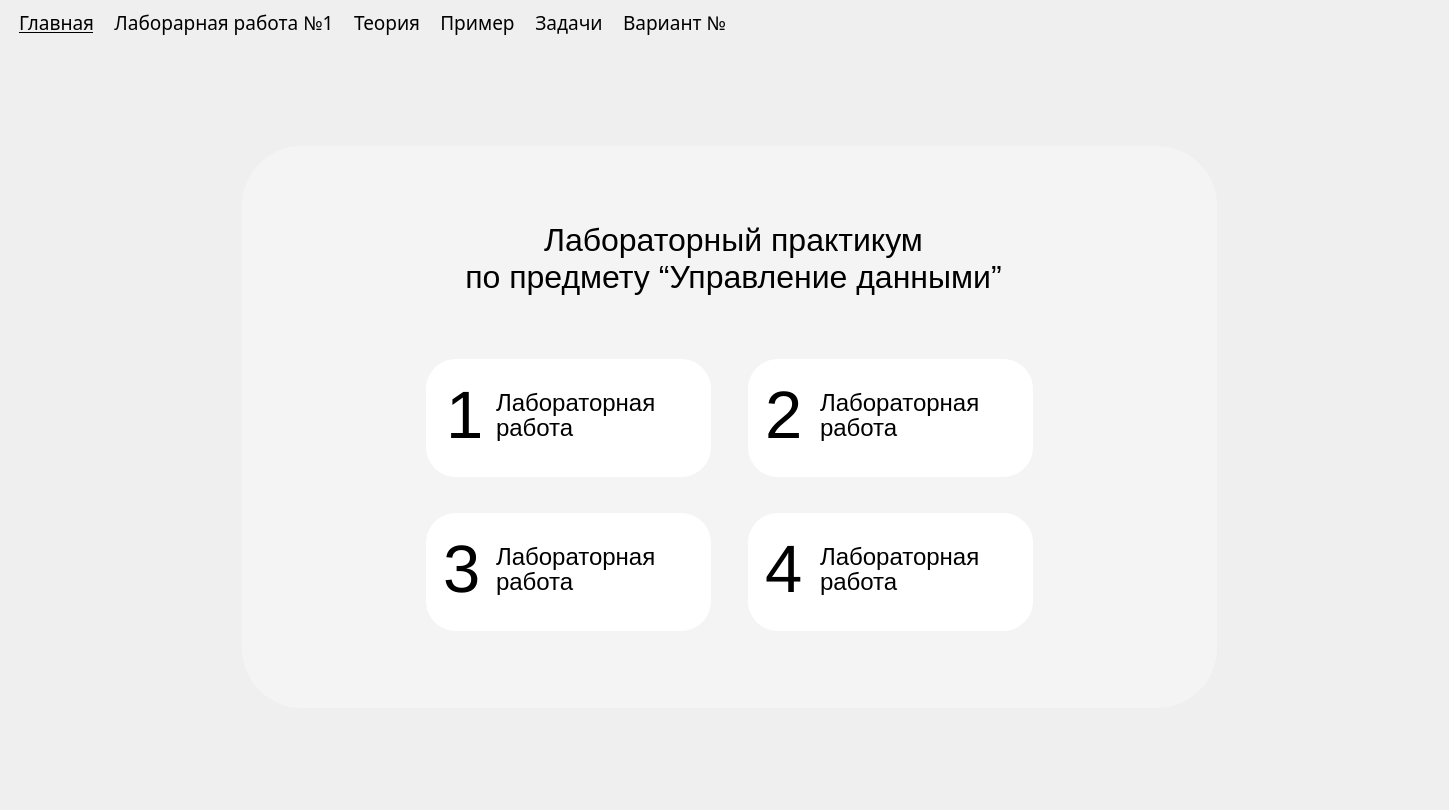
First picture: the form in interface.ui, repository aleksgov/py_labs, before the edit.
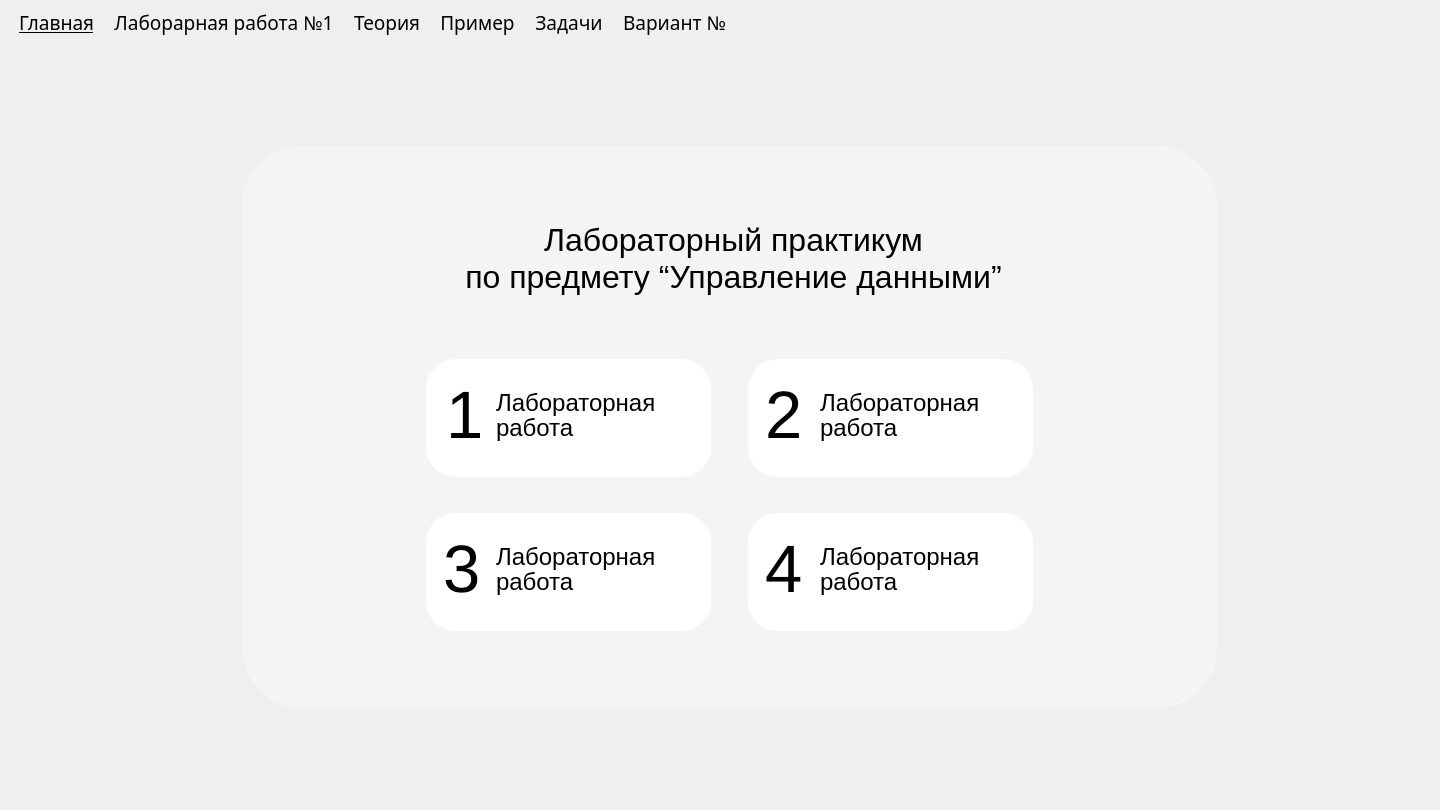
Second picture: the form after the edit.

Commit message: size correct for windows and others tab

The edit to the form file:
```diff
--- a/interface.ui
+++ b/interface.ui
@@ -6,10 +6,16 @@
    <rect>
     <x>0</x>
     <y>0</y>
-    <width>1449</width>
+    <width>1440</width>
     <height>810</height>
    </rect>
   </property>
+  <property name="maximumSize">
+   <size>
+    <width>1440</width>
+    <height>810</height>
+   </size>
+  </property>
   <property name="windowTitle">
    <string>MainWindow</string>
   </property>
@@ -17,12 +23,30 @@
    <string notr="true"/>
   </property>
   <widget class="QWidget" name="centralwidget">
+   <property name="maximumSize">
+    <size>
+     <width>1440</width>
+     <height>810</height>
+    </size>
+   </property>
    <layout class="QGridLayout" name="gridLayout">
     <item row="0" column="0">
      <widget class="QTabWidget" name="tabWidget">
       <property name="enabled">
        <bool>true</bool>
       </property>
+      <property name="minimumSize">
+       <size>
+        <width>1440</width>
+        <height>810</height>
+       </size>
+      </property>
+      <property name="maximumSize">
+       <size>
+        <width>1440</width>
+        <height>810</height>
+       </size>
+      </property>
       <property name="font">
        <font>
         <family>Century Gothic</family>
@@ -53,6 +77,18 @@
        <number>0</number>
       </property>
       <widget class="QWidget" name="MainTab">
+       <property name="minimumSize">
+        <size>
+         <width>1440</width>
+         <height>810</height>
+        </size>
+       </property>
+       <property name="maximumSize">
+        <size>
+         <width>1440</width>
+         <height>810</height>
+        </size>
+       </property>
        <property name="styleSheet">
         <string notr="true"/>
        </property>
```
The commit also changes 2 other files.
